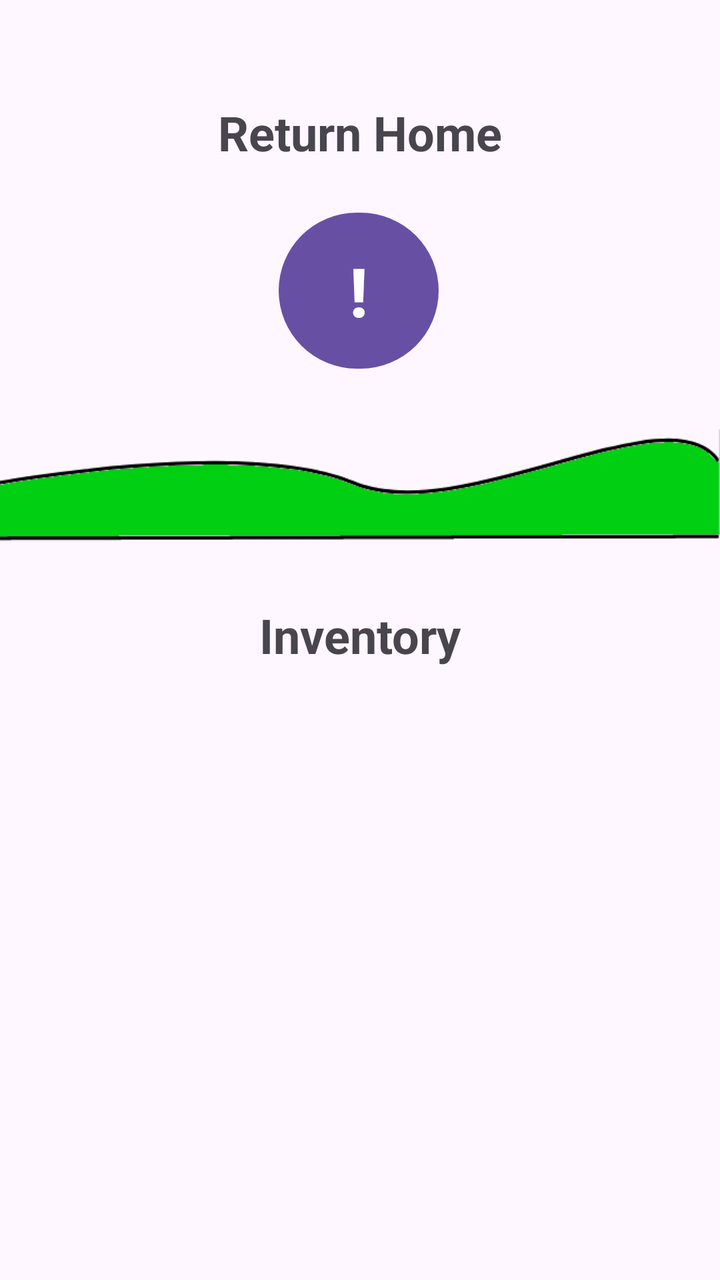
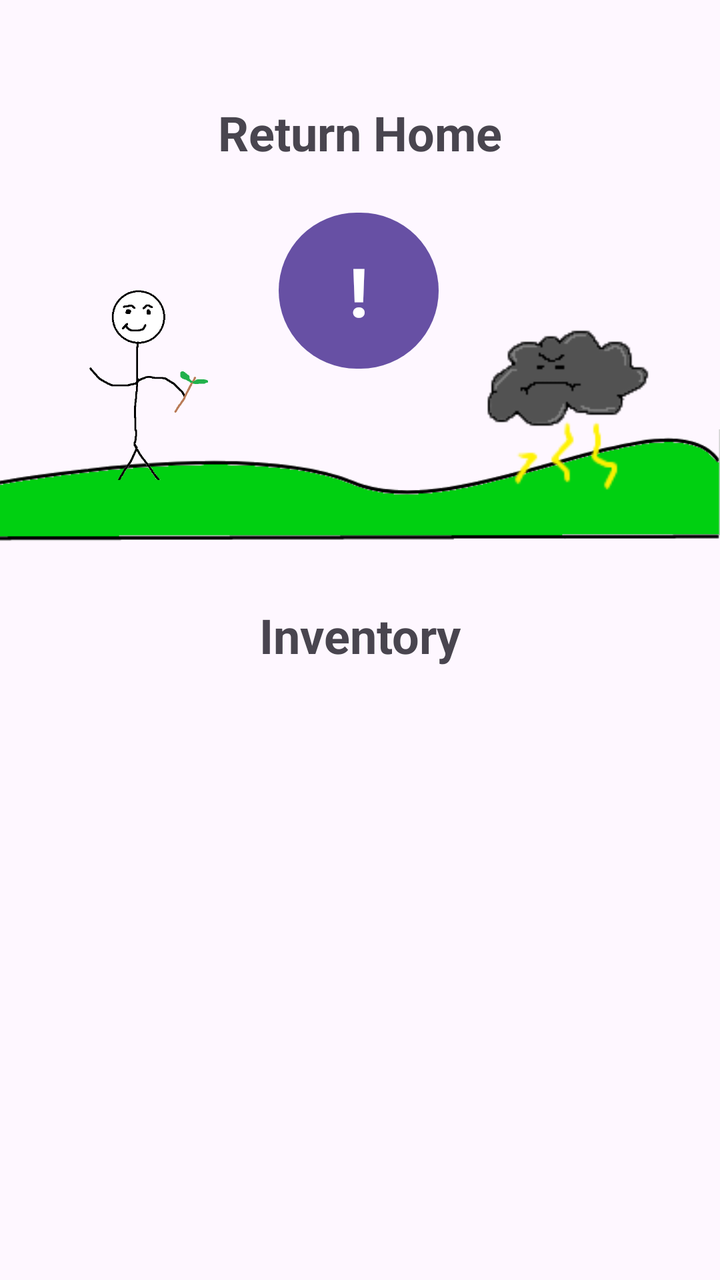

Before-and-after screenshots of an Android layout around one commit, followed by the original layout XML and the change that was made.
<!-- AndroidManifest.xml: application theme Theme.QuestLife -->
<!-- res/layout/activity_inventory.xml -->
<?xml version="1.0" encoding="utf-8"?>
<androidx.constraintlayout.widget.ConstraintLayout xmlns:android="http://schemas.android.com/apk/res/android"
    xmlns:app="http://schemas.android.com/apk/res-auto"
    xmlns:tools="http://schemas.android.com/tools"
    android:id="@+id/main"
    android:layout_width="match_parent"
    android:layout_height="match_parent"
    tools:context=".InventoryActivity">

    <Button
        android:id="@+id/returnButton"
        android:layout_width="80dp"
        android:layout_height="86dp"
        android:layout_marginTop="20dp"
        android:text="!"
        android:textAlignment="center"
        android:textSize="34sp"
        android:textStyle="bold"
        app:layout_constraintEnd_toEndOf="parent"
        app:layout_constraintHorizontal_bias="0.498"
        app:layout_constraintStart_toStartOf="parent"
        app:layout_constraintTop_toBottomOf="@+id/ReturnText" />

    <ImageView
        android:id="@+id/imageView2"
        android:layout_width="wrap_content"
        android:layout_height="wrap_content"
        app:layout_constraintStart_toStartOf="parent"
        app:layout_constraintTop_toBottomOf="@+id/returnButton"
        app:srcCompat="@drawable/landscape" />

    <TextView
        android:id="@+id/ReturnText"
        android:layout_width="wrap_content"
        android:layout_height="wrap_content"
        android:layout_marginTop="50dp"
        android:text="Return Home"
        android:textAlignment="textStart"
        android:textSize="24sp"
        android:textStyle="bold"
        app:layout_constraintEnd_toEndOf="parent"
        app:layout_constraintStart_toStartOf="parent"
        app:layout_constraintTop_toTopOf="parent" />

    <TextView
        android:id="@+id/title"
        android:layout_width="wrap_content"
        android:layout_height="wrap_content"
        android:text="Inventory"
        android:textAlignment="textStart"
        android:textSize="24sp"
        android:textStyle="bold"
        app:layout_constraintEnd_toEndOf="parent"
        app:layout_constraintStart_toStartOf="parent"
        app:layout_constraintTop_toBottomOf="@+id/imageView2" />

    <ScrollView
        android:layout_width="411dp"
        android:layout_height="461dp"
        app:layout_constraintBottom_toBottomOf="parent"
        app:layout_constraintEnd_toEndOf="parent"
        app:layout_constraintHorizontal_bias="0.0"
        app:layout_constraintStart_toStartOf="parent"
        app:layout_constraintTop_toTopOf="parent"
        app:layout_constraintVertical_bias="1.0">

        <LinearLayout
            android:id="@+id/inventoryLayout"
            android:layout_width="match_parent"
            android:layout_height="wrap_content"
            android:orientation="vertical" />
    </ScrollView>

</androidx.constraintlayout.widget.ConstraintLayout>
<!-- resources referenced by this layout -->
<resources>
  <!-- drawable landscape: png bitmap (drawable, 6272 bytes) -->
  <style name="Theme.QuestLife" parent="Base.Theme.QuestLife" />
  <style name="Base.Theme.QuestLife" parent="Theme.Material3.DayNight.NoActionBar">
          
          
      </style>
</resources>

<!-- the commit's change to res/layout/activity_inventory.xml (unified diff, before → after) -->
@@ -28,6 +28,26 @@
         app:layout_constraintStart_toStartOf="parent"
         app:layout_constraintTop_toBottomOf="@+id/returnButton"
         app:srcCompat="@drawable/landscape" />
+
+    <ImageView
+        android:id="@+id/imageView3"
+        android:layout_width="120dp"
+        android:layout_height="100dp"
+        android:layout_marginStart="16dp"
+        android:layout_marginTop="140dp"
+        app:layout_constraintStart_toStartOf="parent"
+        app:layout_constraintTop_toTopOf="parent"
+        app:srcCompat="@drawable/player" />
+
+    <ImageView
+        android:id="@+id/enemyImageView"
+        android:layout_width="121dp"
+        android:layout_height="111dp"
+        android:layout_marginTop="140dp"
+        android:layout_marginEnd="16dp"
+        app:layout_constraintEnd_toEndOf="parent"
+        app:layout_constraintTop_toTopOf="parent"
+        app:srcCompat="@drawable/cloudman" />
 
     <TextView
         android:id="@+id/ReturnText"
<!-- resource entries referenced after the edit -->
@@ -1,6 +1,8 @@
 <!-- resources referenced by this layout -->
 <resources>
+  <!-- drawable cloudman: png bitmap (drawable, 4791 bytes) -->
   <!-- drawable landscape: png bitmap (drawable, 6272 bytes) -->
+  <!-- drawable player: png bitmap (drawable, 15152 bytes) -->
   <style name="Theme.QuestLife" parent="Base.Theme.QuestLife" />
   <style name="Base.Theme.QuestLife" parent="Theme.Material3.DayNight.NoActionBar">
           
